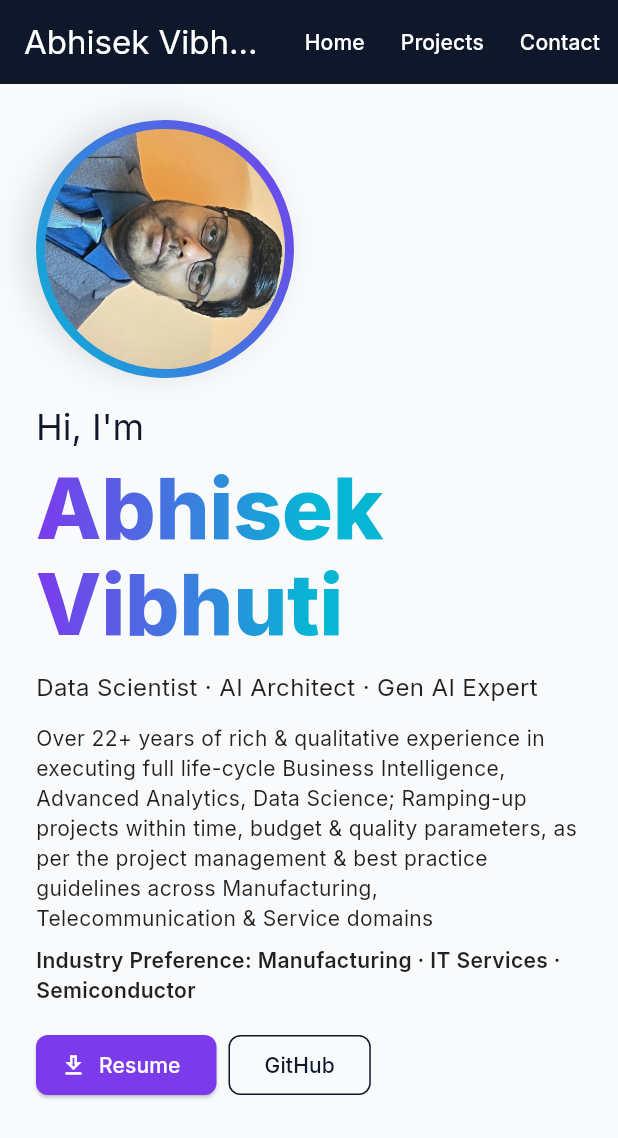
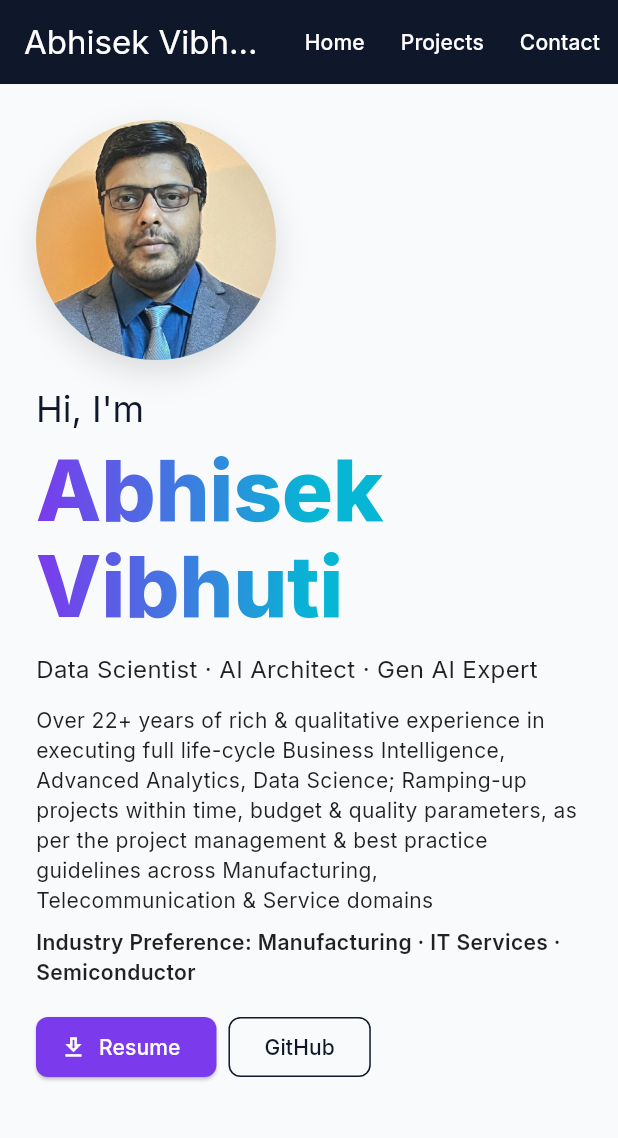
Before and after one commit to abhivibhuti/abhisek, a Flutter app: the screen it shows after launch, on a phone screen of 412 x 824 dp. Shown: the top 1138 px of the screen. Run offline on Flutter 3.47's test engine with Material 3 defaults, Android fonts, the light colour scheme and no system bars; our stand-ins replace google_fonts; missing offline and left inert: dart:html.

Commit message:
chore: add .gitignore and commit main.dart changes

```diff
--- a/lib/main.dart
+++ b/lib/main.dart
@@ -26,7 +26,7 @@ class PortfolioApp extends StatelessWidget {
         colorScheme: ColorScheme.fromSeed(
           seedColor: const Color(0xFF7C3AED),
           primary: const Color(0xFF7C3AED),
-          background: const Color(0xFFF8FAFC),
+          surface: const Color(0xFFF8FAFC),
         ),
         scaffoldBackgroundColor: const Color(0xFFF8FAFC),
         textTheme: GoogleFonts.interTextTheme(
@@ -127,11 +127,7 @@ class _PortfolioHomeState extends State<PortfolioHome> {
     );
   }
 
-  void _scrollToContact() {
-    // simple behaviour: ensure projects visible and then scroll to bottom by focusing the contact section
-    setState(() => _showProjects = true);
-    // For a more accurate scroll-to behavior, we could add GlobalKeys and a ScrollController.
-  }
+  // (Removed unused helper _scrollToContact)
 }
 
 class HeroSection extends StatefulWidget {
@@ -141,14 +137,12 @@ class HeroSection extends StatefulWidget {
   State<HeroSection> createState() => _HeroSectionState();
 }
 
-class _HeroSectionState extends State<HeroSection> with TickerProviderStateMixin {
+class _HeroSectionState extends State<HeroSection> with SingleTickerProviderStateMixin {
   late final AnimationController _ctrl;
   late final Animation<Offset> _avatarOffset;
   late final Animation<Offset> _textOffset;
   late final Animation<double> _avatarOpacity;
   late final Animation<double> _textOpacity;
-  late final Animation<double> _avatarScale;
-  late final AnimationController _ringCtrl;
   bool _avatarHover = false;
 
   @override
@@ -159,16 +153,12 @@ class _HeroSectionState extends State<HeroSection> with TickerProviderStateMixin
     _textOffset = Tween(begin: const Offset(0, 0.28), end: Offset.zero).animate(CurvedAnimation(parent: _ctrl, curve: const Interval(0.2, 1.0, curve: Curves.easeOut)));
     _avatarOpacity = Tween(begin: 0.0, end: 1.0).animate(CurvedAnimation(parent: _ctrl, curve: const Interval(0.0, 0.5)));
     _textOpacity = Tween(begin: 0.0, end: 1.0).animate(CurvedAnimation(parent: _ctrl, curve: const Interval(0.2, 1.0)));
-  _avatarScale = Tween(begin: 0.92, end: 1.0).animate(CurvedAnimation(parent: _ctrl, curve: const Interval(0.0, 0.6, curve: Curves.easeOutBack)));
-  _ringCtrl = AnimationController(vsync: this, duration: const Duration(seconds: 6));
   _ctrl.forward();
-  _ringCtrl.repeat();
   }
 
   @override
   void dispose() {
     _ctrl.dispose();
-  _ringCtrl.dispose();
     super.dispose();
   }
 
@@ -265,8 +255,6 @@ class _HeroSectionState extends State<HeroSection> with TickerProviderStateMixin
           onEnter: (_) => setState(() => _avatarHover = true),
           onExit: (_) => setState(() => _avatarHover = false),
           cursor: SystemMouseCursors.click,
-          child: ScaleTransition(
-            scale: _avatarScale,
           child: TweenAnimationBuilder<double>(
             tween: Tween(begin: 1.0, end: _avatarHover ? 1.04 : 1.0),
             duration: const Duration(milliseconds: 220),
@@ -274,19 +262,11 @@ class _HeroSectionState extends State<HeroSection> with TickerProviderStateMixin
               scale: scale,
               child: child,
             ),
-              child: RotationTransition(
-                turns: _ringCtrl,
             child: Container(
-              width: size + 12,
-              height: size + 12,
-              padding: const EdgeInsets.all(6),
+              width: size,
+              height: size,
               decoration: BoxDecoration(
                 shape: BoxShape.circle,
-                gradient: const LinearGradient(
-                  colors: [Color(0xFF7C3AED), Color(0xFF06B6D4)],
-                  begin: Alignment.topLeft,
-                  end: Alignment.bottomRight,
-                ),
                 boxShadow: [
                   BoxShadow(
                     color: Colors.black.withOpacity(0.12),
@@ -342,8 +322,6 @@ class _HeroSectionState extends State<HeroSection> with TickerProviderStateMixin
                       ),
                     ),
                   ],
-                ),
-              ),
                 ),
               ),
             ),
```
Also changed, not shown: 1 other file. Lines whose indentation alone changed are shown as unchanged.
